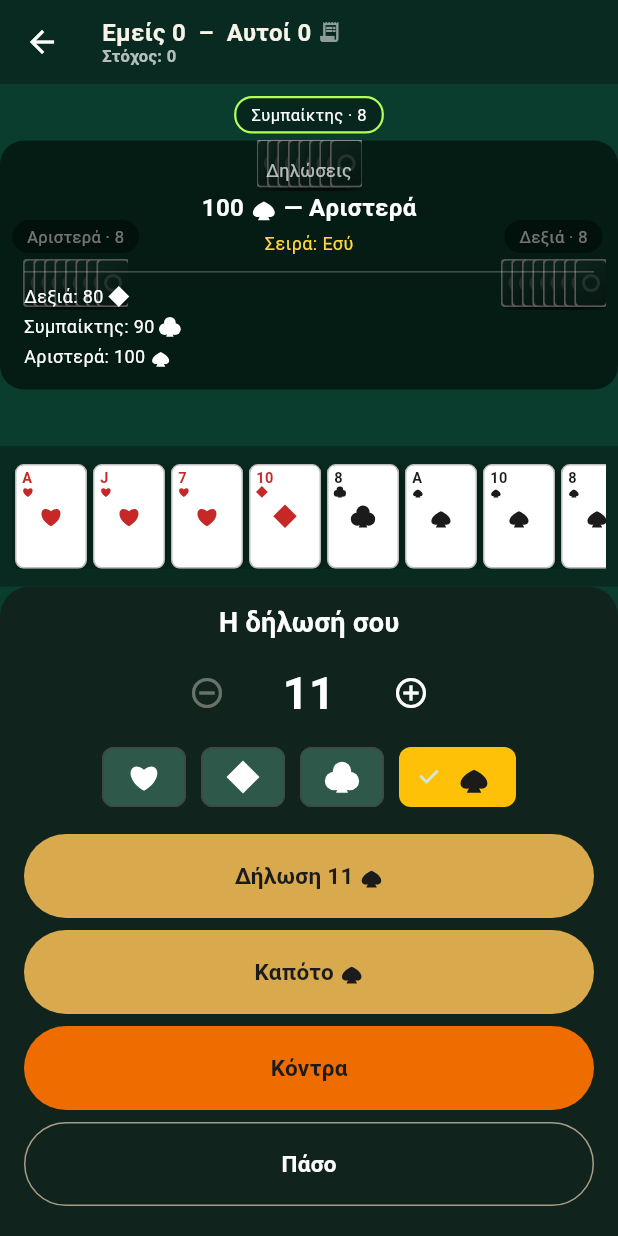
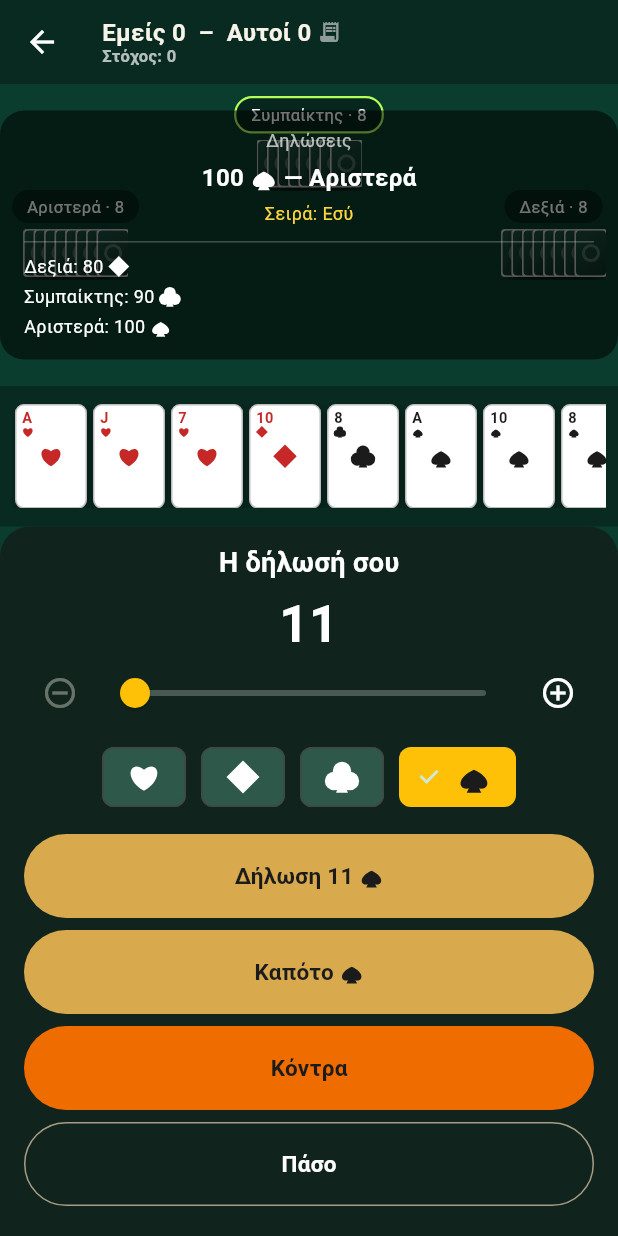
Before and after one commit to Pantelisavg/pilottamobileapp, a Flutter app: the _GameView screen opened directly, on a phone screen of 412 x 824 dp. Run offline on Flutter 3.47's test engine with Material 3 defaults, Android fonts, the phone set to English and light mode, and no system bars; our stand-ins replace permission_handler, shared_preferences; missing offline and left inert: nearby_connections; accounts and stored records are empty.

Commit message:
Replace bid stepper +/- with a slider for reaching far-off values
Tapping "+" one step at a time to open at, say, 40 meant up to 32 taps
from the minimum. The value is now also a Slider spanning the full
legal range (min bid to 800), so a single drag reaches any value
directly; the +/- buttons stay alongside it for one-step fine-tuning.
Disables/shows a fixed message when the previous bid already sits at
or above the maximum, since there's nothing left to pick from then.

Verified with a widget test (couldn't reliably hit exact canvas pixel
coordinates from an external driver, so this drives the real Slider
widget instead): bounds are 80-800 (not the old 250 cap), a single
drag reaches deep into the range, dragging past the right edge clamps
at exactly 800, and +/- still move by one 10-point step.

Co-Authored-By: Claude Sonnet 5 <noreply@anthropic.com>
Claude-Session: https://claude.ai/code/session_01WubXEteC3BHHujyDFp8nyi

```diff
--- a/lib/widgets/bidding_panel.dart
+++ b/lib/widgets/bidding_panel.dart
@@ -46,8 +46,10 @@ class _BiddingPanelState extends State<BiddingPanel> {
   Widget build(BuildContext context) {
     final minValue = _minimumValue();
     final value = _value < minValue ? minValue : _value;
-    final canBidValue = value <= kMaxBidValue;
-    final canIncrement = value + kBidIncrement <= kMaxBidValue;
+    final canBidAtAll = minValue <= kMaxBidValue;
+    final canBidValue = canBidAtAll && value <= kMaxBidValue;
+    final canIncrement = canBidAtAll && value + kBidIncrement <= kMaxBidValue;
+    final canDecrement = canBidAtAll && value > minValue;
 
     return Container(
       padding: const EdgeInsets.fromLTRB(16, 12, 16, 20),
@@ -60,23 +62,47 @@ class _BiddingPanelState extends State<BiddingPanel> {
         children: [
           const Text('Η δήλωσή σου',
               style: TextStyle(color: Colors.white, fontSize: 18, fontWeight: FontWeight.bold)),
-          const SizedBox(height: 12),
+          const SizedBox(height: 8),
+          if (!canBidAtAll)
+            Padding(
+              padding: const EdgeInsets.symmetric(vertical: 12),
+              child: Text('Έφτασε στο ανώτατο όριο (${kMaxBidValue ~/ 10})',
+                  style: const TextStyle(color: Colors.white54, fontSize: 13)),
+            )
+          else ...[
+            // Shown in the usual colloquial shorthand (8 to 80, for an
+            // actual 80-800) — the same tens convention the scoreboard
+            // uses for its running totals.
+            Text('${value ~/ 10}',
+                textAlign: TextAlign.center,
+                style: const TextStyle(color: Colors.white, fontSize: 34, fontWeight: FontWeight.bold)),
+            // A slider so reaching a far-off value (e.g. jumping straight
+            // to 40) doesn't mean tapping "+" dozens of times — drag for a
+            // big jump, then fine-tune with the +/- buttons if needed.
             Row(
-            mainAxisAlignment: MainAxisAlignment.center,
               children: [
                 IconButton(
-                onPressed: value > minValue ? () => setState(() => _value = value - kBidIncrement) : null,
+                  onPressed: canDecrement ? () => setState(() => _value = value - kBidIncrement) : null,
                   icon: const Icon(Icons.remove_circle_outline),
                   color: Colors.white,
                 ),
-              SizedBox(
-                width: 88,
-                // Shown in the usual colloquial shorthand (8 to 80, for an
-                // actual 80-800) — the same tens convention the scoreboard
-                // uses for its running totals.
-                child: Text('${value ~/ 10}',
-                    textAlign: TextAlign.center,
-                    style: const TextStyle(color: Colors.white, fontSize: 30, fontWeight: FontWeight.bold)),
+                Expanded(
+                  child: SliderTheme(
+                    data: SliderTheme.of(context).copyWith(
+                      activeTrackColor: Colors.amber,
+                      thumbColor: Colors.amber,
+                      inactiveTrackColor: Colors.white24,
+                      valueIndicatorColor: Colors.amber.shade700,
+                    ),
+                    child: Slider(
+                      min: minValue.toDouble(),
+                      max: kMaxBidValue.toDouble(),
+                      divisions: (kMaxBidValue - minValue) ~/ kBidIncrement,
+                      value: value.toDouble(),
+                      label: '${value ~/ 10}',
+                      onChanged: (v) => setState(() => _value = v.round()),
+                    ),
+                  ),
                 ),
                 IconButton(
                   onPressed: canIncrement ? () => setState(() => _value = value + kBidIncrement) : null,
@@ -85,6 +111,7 @@ class _BiddingPanelState extends State<BiddingPanel> {
                 ),
               ],
             ),
+          ],
           const SizedBox(height: 8),
           Wrap(
             spacing: 10,
@@ -114,7 +141,10 @@ class _BiddingPanelState extends State<BiddingPanel> {
                     canBidValue ? () => widget.onCall(SuitBidCall(widget.seat, _suit, value)) : null,
                 child: Row(
                   mainAxisSize: MainAxisSize.min,
-                  children: [Text('Δήλωση ${value ~/ 10} '), SuitIcon(_suit, size: 16)],
+                  children: [
+                    Text(canBidAtAll ? 'Δήλωση ${value ~/ 10} ' : 'Δήλωση '),
+                    SuitIcon(_suit, size: 16),
+                  ],
                 ),
               ),
               FilledButton.tonal(
```
Also changed, not shown: 1 other file. Lines whose indentation alone changed are shown as unchanged.
